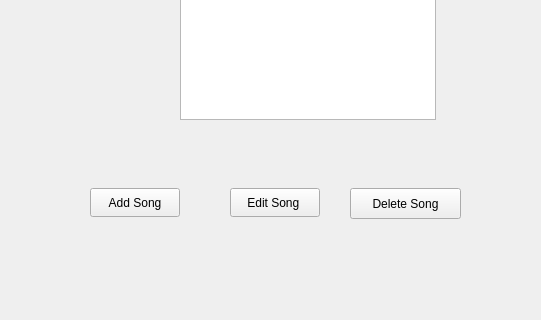
Qt form albumwindow.ui (Fatemehasadi86/spotify1) before a commit; both pictures show x 0 to 541 and y 272 to 592 of the 710 by 592 pixel window.
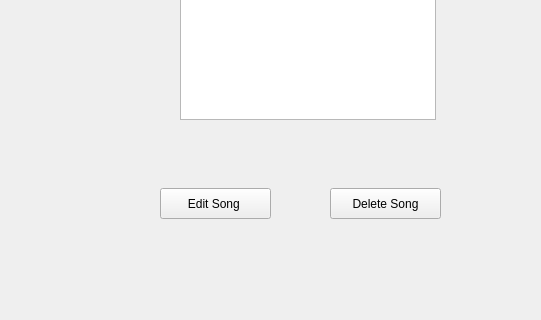
The same form after that commit.

```diff
--- a/albumwindow.ui
+++ b/albumwindow.ui
@@ -49,26 +49,13 @@
     </rect>
    </property>
   </widget>
-  <widget class="QPushButton" name="pushButton">
-   <property name="geometry">
-    <rect>
-     <x>90</x>
-     <y>460</y>
-     <width>90</width>
-     <height>29</height>
-    </rect>
-   </property>
-   <property name="text">
-    <string>Add Song</string>
-   </property>
-  </widget>
   <widget class="QPushButton" name="pushButton_2">
    <property name="geometry">
     <rect>
-     <x>230</x>
+     <x>160</x>
      <y>460</y>
-     <width>90</width>
-     <height>29</height>
+     <width>111</width>
+     <height>31</height>
     </rect>
    </property>
    <property name="text">
@@ -78,7 +65,7 @@
   <widget class="QPushButton" name="pushButton_3">
    <property name="geometry">
     <rect>
-     <x>350</x>
+     <x>330</x>
      <y>460</y>
      <width>111</width>
      <height>31</height>
```
